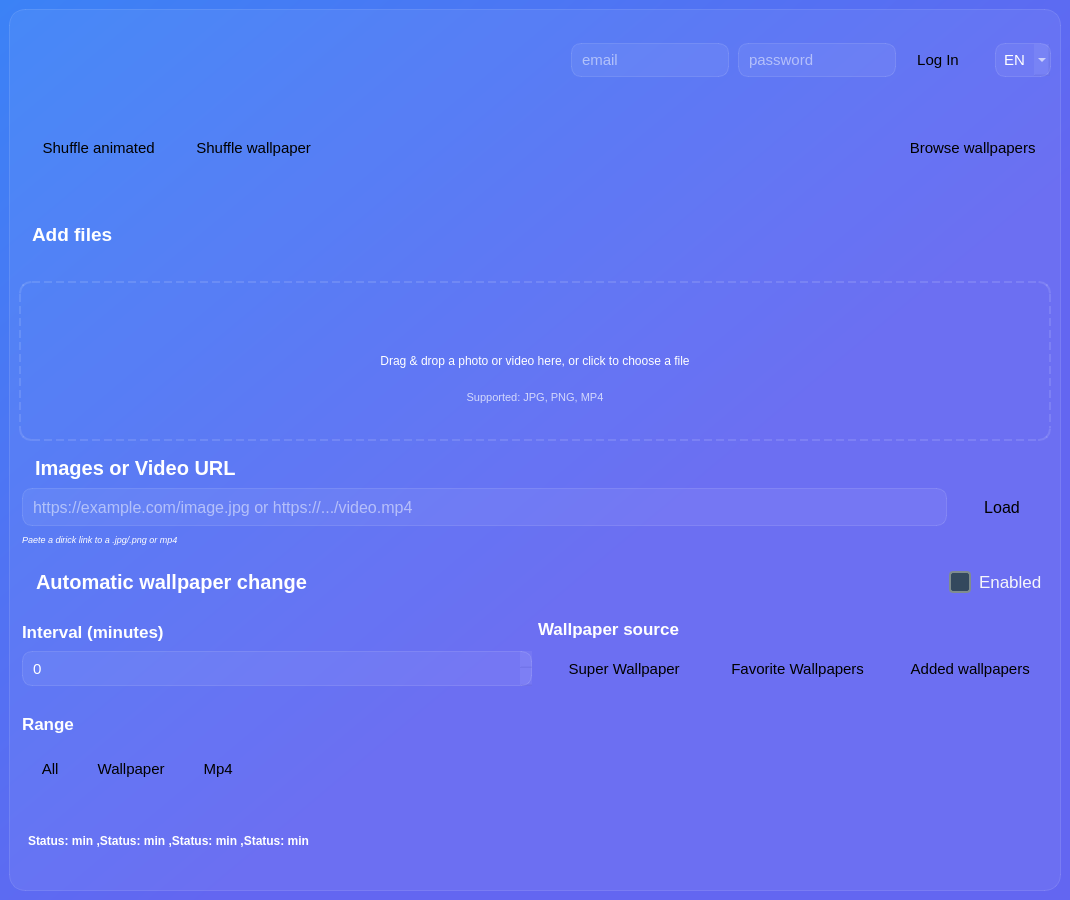
This is code/ui/main.ui in Ernest-Macharia/Tepeciarnia as Qt 5 draws it before an edit. The edited form follows.
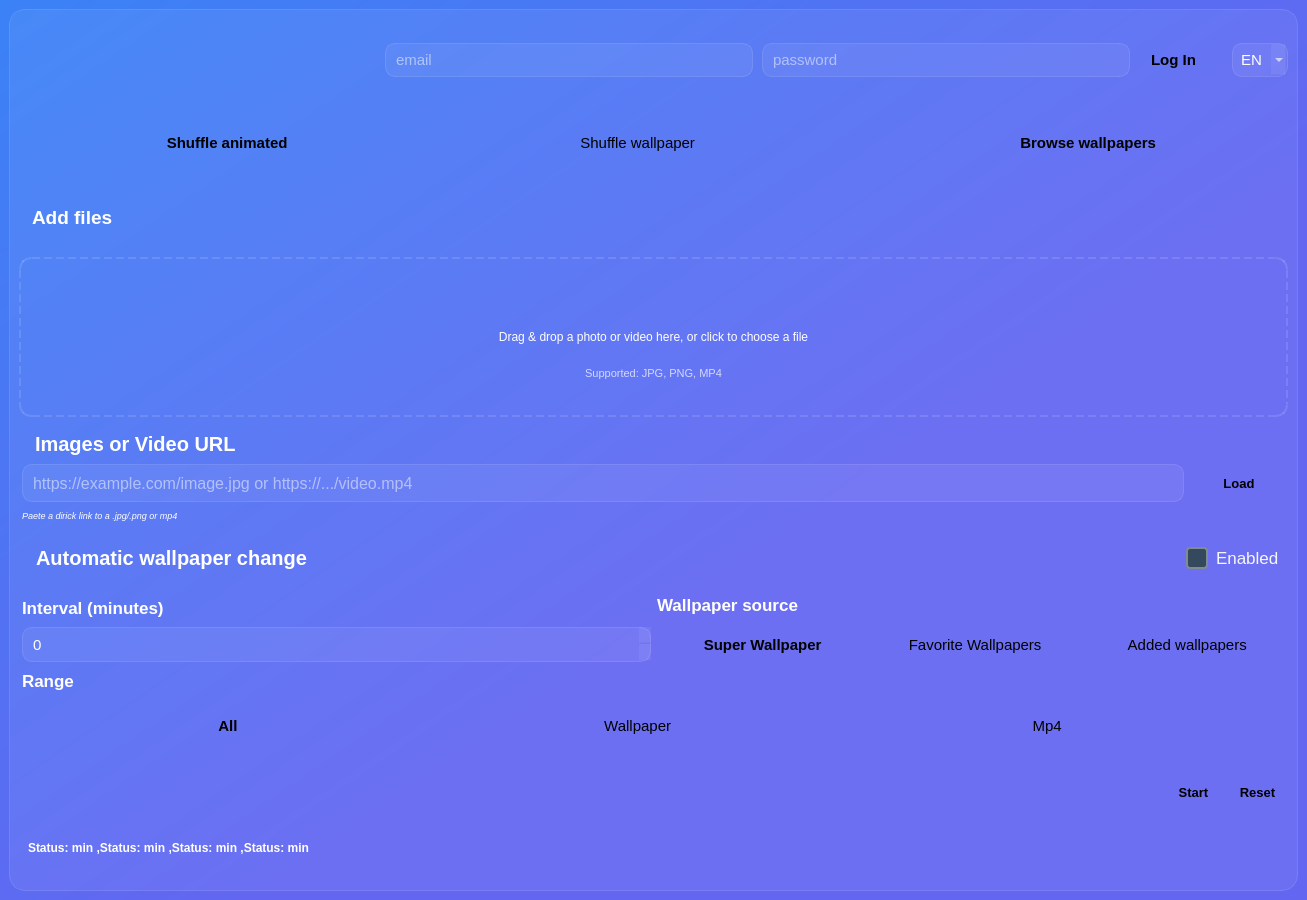
This is the edited form. Icons and pictures are not drawn.

```diff
--- a/code/ui/main.ui
+++ b/code/ui/main.ui
@@ -6,7 +6,7 @@
    <rect>
     <x>0</x>
     <y>0</y>
-    <width>1070</width>
+    <width>1307</width>
     <height>900</height>
    </rect>
   </property>
@@ -247,10 +247,7 @@
        </size>
       </property>
       <property name="frameShape">
-       <enum>QFrame::Shape::NoFrame</enum>
-      </property>
-      <property name="frameShadow">
-       <enum>QFrame::Shadow::Raised</enum>
+       <enum>QFrame::NoFrame</enum>
       </property>
       <layout class="QVBoxLayout" name="cardLayout">
        <item>
@@ -299,9 +296,6 @@
          </item>
          <item>
           <spacer name="hSpacer1">
-           <property name="orientation">
-            <enum>Qt::Orientation::Horizontal</enum>
-           </property>
            <property name="sizeHint" stdset="0">
             <size>
              <width>0</width>
@@ -360,7 +354,7 @@
               </font>
              </property>
              <property name="echoMode">
-              <enum>QLineEdit::EchoMode::Password</enum>
+              <enum>QLineEdit::Normal</enum>
              </property>
              <property name="placeholderText">
               <string>password</string>
@@ -372,7 +366,8 @@
              <property name="font">
               <font>
                <pointsize>11</pointsize>
-               <fontweight>DemiBold</fontweight>
+               <weight>75</weight>
+               <bold>true</bold>
               </font>
              </property>
              <property name="toolTip">
@@ -479,7 +474,8 @@
             <property name="font">
              <font>
               <pointsize>11</pointsize>
-              <fontweight>DemiBold</fontweight>
+              <weight>75</weight>
+              <bold>true</bold>
              </font>
             </property>
             <property name="text">
@@ -511,7 +507,6 @@
             <property name="font">
              <font>
               <pointsize>11</pointsize>
-              <fontweight>DemiBold</fontweight>
              </font>
             </property>
             <property name="text">
@@ -534,9 +529,6 @@
           </item>
           <item>
            <spacer name="horizontalSpacer">
-            <property name="orientation">
-             <enum>Qt::Orientation::Horizontal</enum>
-            </property>
             <property name="sizeHint" stdset="0">
              <size>
               <width>40</width>
@@ -550,7 +542,8 @@
             <property name="font">
              <font>
               <pointsize>11</pointsize>
-              <fontweight>DemiBold</fontweight>
+              <weight>75</weight>
+              <bold>true</bold>
              </font>
             </property>
             <property name="cursor">
@@ -600,6 +593,7 @@
            <property name="font">
             <font>
              <pointsize>14</pointsize>
+             <weight>75</weight>
              <bold>true</bold>
             </font>
            </property>
@@ -610,9 +604,6 @@
          </item>
          <item>
           <spacer name="horizontalSpacer_6">
-           <property name="orientation">
-            <enum>Qt::Orientation::Horizontal</enum>
-           </property>
            <property name="sizeHint" stdset="0">
             <size>
              <width>40</width>
@@ -731,10 +722,7 @@
           </size>
          </property>
          <property name="frameShape">
-          <enum>QFrame::Shape::NoFrame</enum>
-         </property>
-         <property name="frameShadow">
-          <enum>QFrame::Shadow::Plain</enum>
+          <enum>QFrame::NoFrame</enum>
          </property>
          <layout class="QVBoxLayout" name="verticalLayout_2">
           <property name="leftMargin">
@@ -781,6 +769,7 @@
               <property name="font">
                <font>
                 <pointsize>15</pointsize>
+                <weight>75</weight>
                 <bold>true</bold>
                </font>
               </property>
@@ -791,9 +780,6 @@
             </item>
             <item>
              <spacer name="horizontalSpacer_4">
-              <property name="orientation">
-               <enum>Qt::Orientation::Horizontal</enum>
-              </property>
               <property name="sizeHint" stdset="0">
                <size>
                 <width>40</width>
@@ -846,8 +832,9 @@
               </property>
               <property name="font">
                <font>
-                <pointsize>12</pointsize>
-                <fontweight>DemiBold</fontweight>
+                <pointsize>10</pointsize>
+                <weight>75</weight>
+                <bold>true</bold>
                </font>
               </property>
               <property name="cursor">
@@ -909,7 +896,7 @@
            <number>0</number>
           </property>
           <property name="sizeConstraint">
-           <enum>QLayout::SizeConstraint::SetNoConstraint</enum>
+           <enum>QLayout::SetDefaultConstraint</enum>
           </property>
           <property name="leftMargin">
            <number>3</number>
@@ -935,6 +922,7 @@
              <widget class="QLabel" name="auto_change_icon_lable">
               <property name="font">
                <font>
+                <weight>50</weight>
                 <bold>false</bold>
                </font>
               </property>
@@ -960,6 +948,7 @@
               <property name="font">
                <font>
                 <pointsize>15</pointsize>
+                <weight>75</weight>
                 <bold>true</bold>
                </font>
               </property>
@@ -971,10 +960,7 @@
             <item>
              <spacer name="horizontalSpacer_2">
               <property name="orientation">
-               <enum>Qt::Orientation::Horizontal</enum>
-              </property>
-              <property name="sizeType">
-               <enum>QSizePolicy::Policy::Expanding</enum>
+               <enum>Qt::Horizontal</enum>
               </property>
               <property name="sizeHint" stdset="0">
                <size>
@@ -1024,10 +1010,7 @@
           </font>
          </property>
          <property name="frameShape">
-          <enum>QFrame::Shape::NoFrame</enum>
-         </property>
-         <property name="frameShadow">
-          <enum>QFrame::Shadow::Raised</enum>
+          <enum>QFrame::NoFrame</enum>
          </property>
          <layout class="QHBoxLayout" name="horizontalLayout_5">
           <property name="spacing">
@@ -1058,6 +1041,7 @@
               <property name="font">
                <font>
                 <pointsize>13</pointsize>
+                <weight>75</weight>
                 <bold>true</bold>
                </font>
               </property>
@@ -1108,6 +1092,7 @@
               <property name="font">
                <font>
                 <pointsize>13</pointsize>
+                <weight>75</weight>
                 <bold>true</bold>
                </font>
               </property>
@@ -1123,7 +1108,8 @@
                 <property name="font">
                  <font>
                   <pointsize>11</pointsize>
-                  <fontweight>DemiBold</fontweight>
+                  <weight>75</weight>
+                  <bold>true</bold>
                  </font>
                 </property>
                 <property name="layoutDirection">
@@ -1201,10 +1187,7 @@
           </size>
          </property>
          <property name="frameShape">
-          <enum>QFrame::Shape::NoFrame</enum>
-         </property>
-         <property name="frameShadow">
-          <enum>QFrame::Shadow::Raised</enum>
+          <enum>QFrame::NoFrame</enum>
          </property>
          <layout class="QHBoxLayout" name="horizontalLayout_6">
           <property name="leftMargin">
@@ -1232,6 +1215,7 @@
               <property name="font">
                <font>
                 <pointsize>13</pointsize>
+                <weight>75</weight>
                 <bold>true</bold>
                </font>
               </property>
@@ -1253,7 +1237,8 @@
                 <property name="font">
                  <font>
                   <pointsize>11</pointsize>
-                  <fontweight>DemiBold</fontweight>
+                  <weight>75</weight>
+                  <bold>true</bold>
                  </font>
                 </property>
                 <property name="text">
@@ -1326,9 +1311,6 @@
               </item>
               <item>
                <spacer name="horizontalSpacer_5">
-                <property name="orientation">
-                 <enum>Qt::Orientation::Horizontal</enum>
-                </property>
                 <property name="sizeHint" stdset="0">
                  <size>
                   <width>40</width>
@@ -1344,6 +1326,63 @@
          </layout>
         </widget>
        </item>
+       <item>
+        <layout class="QHBoxLayout" name="start_reset_layout">
+         <item>
+          <spacer name="start_reset_spacer">
+           <property name="orientation">
+            <enum>Qt::Horizontal</enum>
+           </property>
+           <property name="sizeHint" stdset="0">
+            <size>
+             <width>40</width>
+             <height>20</height>
+            </size>
+           </property>
+          </spacer>
+         </item>
+         <item>
+          <widget class="QPushButton" name="startButton">
+           <property name="font">
+            <font>
+             <pointsize>10</pointsize>
+             <weight>75</weight>
+             <bold>true</bold>
+            </font>
+           </property>
+           <property name="cursor">
+            <cursorShape>PointingHandCursor</cursorShape>
+           </property>
+           <property name="text">
+            <string>Start</string>
+           </property>
+           <property name="class" stdset="0">
+            <string>primary</string>
+           </property>
+          </widget>
+         </item>
+         <item>
+          <widget class="QPushButton" name="resetButton">
+           <property name="font">
+            <font>
+             <pointsize>10</pointsize>
+             <weight>75</weight>
+             <bold>true</bold>
+            </font>
+           </property>
+           <property name="cursor">
+            <cursorShape>PointingHandCursor</cursorShape>
+           </property>
+           <property name="text">
+            <string>Reset</string>
+           </property>
+           <property name="class" stdset="0">
+            <string>danger</string>
+           </property>
+          </widget>
+         </item>
+        </layout>
+       </item>
        <item>
         <widget class="QFrame" name="bottomFrame">
          <layout class="QHBoxLayout" name="bottomLayout">
@@ -1352,6 +1391,7 @@
             <property name="font">
              <font>
               <pointsize>9</pointsize>
+              <weight>75</weight>
               <bold>true</bold>
              </font>
             </property>
@@ -1362,9 +1402,6 @@
           </item>
           <item>
            <spacer name="horizontalSpacer_3">
-            <property name="orientation">
-             <enum>Qt::Orientation::Horizontal</enum>
-            </property>
             <property name="sizeHint" stdset="0">
              <size>
               <width>40</width>
```
Left out of the diff: 47 changed lines with no effect on the pictures.
